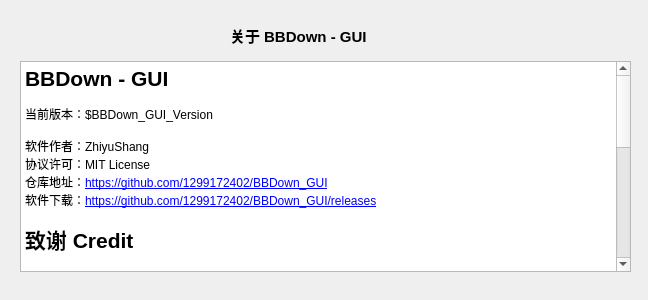
Qt form BBDown_GUI/UI/about.ui (1299172402/BBDown_GUI) before a commit.
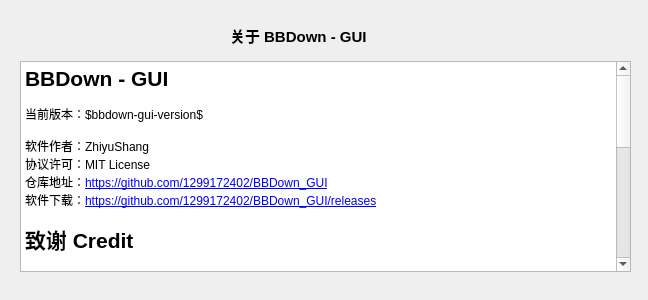
The same form after that commit.

Commit message: update: use variables to display version

Diff of the .ui file:
```diff
--- a/BBDown_GUI/UI/about.ui
+++ b/BBDown_GUI/UI/about.ui
@@ -29,7 +29,7 @@
 &lt;/style&gt;&lt;/head&gt;&lt;body style=&quot; font-family:'SimSun'; font-size:9pt; font-weight:400; font-style:normal;&quot;&gt;
 &lt;p style=&quot; margin-top:0px; margin-bottom:0px; margin-left:0px; margin-right:0px; -qt-block-indent:0; text-indent:0px;&quot;&gt;&lt;span style=&quot; font-size:16pt; font-weight:600;&quot;&gt;BBDown - GUI&lt;/span&gt;&lt;/p&gt;
 &lt;p style=&quot;-qt-paragraph-type:empty; margin-top:0px; margin-bottom:0px; margin-left:0px; margin-right:0px; -qt-block-indent:0; text-indent:0px;&quot;&gt;&lt;br /&gt;&lt;/p&gt;
-&lt;p style=&quot; margin-top:0px; margin-bottom:0px; margin-left:0px; margin-right:0px; -qt-block-indent:0; text-indent:0px;&quot;&gt;当前版本：$BBDown_GUI_Version&lt;/p&gt;
+&lt;p style=&quot; margin-top:0px; margin-bottom:0px; margin-left:0px; margin-right:0px; -qt-block-indent:0; text-indent:0px;&quot;&gt;当前版本：$bbdown-gui-version$&lt;/p&gt;
 &lt;p style=&quot;-qt-paragraph-type:empty; margin-top:0px; margin-bottom:0px; margin-left:0px; margin-right:0px; -qt-block-indent:0; text-indent:0px; font-weight:600;&quot;&gt;&lt;br /&gt;&lt;/p&gt;
 &lt;p style=&quot; margin-top:0px; margin-bottom:0px; margin-left:0px; margin-right:0px; -qt-block-indent:0; text-indent:0px;&quot;&gt;软件作者：ZhiyuShang&lt;/p&gt;
 &lt;p style=&quot; margin-top:0px; margin-bottom:0px; margin-left:0px; margin-right:0px; -qt-block-indent:0; text-indent:0px;&quot;&gt;协议许可：MIT License&lt;/p&gt;
@@ -42,19 +42,19 @@
 &lt;p style=&quot;-qt-paragraph-type:empty; margin-top:0px; margin-bottom:0px; margin-left:0px; margin-right:0px; -qt-block-indent:0; text-indent:0px;&quot;&gt;&lt;br /&gt;&lt;/p&gt;
 &lt;p style=&quot; margin-top:0px; margin-bottom:0px; margin-left:0px; margin-right:0px; -qt-block-indent:0; text-indent:0px;&quot;&gt;仓库地址：&lt;a href=&quot;https://github.com/nilaoda/BBDown&quot;&gt;&lt;span style=&quot; text-decoration: underline; color:#0000ff;&quot;&gt;https://github.com/nilaoda/BBDown&lt;/span&gt;&lt;/a&gt;&lt;/p&gt;
 &lt;p style=&quot; margin-top:0px; margin-bottom:0px; margin-left:0px; margin-right:0px; -qt-block-indent:0; text-indent:0px;&quot;&gt;许可协议：&lt;a href=&quot;https://github.com/nilaoda/BBDown/blob/master/LICENSE&quot;&gt;&lt;span style=&quot; text-decoration: underline; color:#0000ff;&quot;&gt;https://github.com/nilaoda/BBDown/blob/master/LICENSE&lt;/span&gt;&lt;/a&gt;&lt;/p&gt;
-&lt;p style=&quot; margin-top:0px; margin-bottom:0px; margin-left:0px; margin-right:0px; -qt-block-indent:0; text-indent:0px;&quot;&gt;软件版本：&lt;a href=&quot;$bbdown-version-url&quot;&gt;&lt;span style=&quot; text-decoration: underline; color:#0000ff;&quot;&gt;$bbdown-version&lt;/span&gt;&lt;/a&gt;&lt;/p&gt;
+&lt;p style=&quot; margin-top:0px; margin-bottom:0px; margin-left:0px; margin-right:0px; -qt-block-indent:0; text-indent:0px;&quot;&gt;软件版本：&lt;a href=&quot;$bbdown-version-url$&quot;&gt;&lt;span style=&quot; text-decoration: underline; color:#0000ff;&quot;&gt;$bbdown-version$&lt;/span&gt;&lt;/a&gt;&lt;/p&gt;
 &lt;p style=&quot;-qt-paragraph-type:empty; margin-top:0px; margin-bottom:0px; margin-left:0px; margin-right:0px; -qt-block-indent:0; text-indent:0px;&quot;&gt;&lt;br /&gt;&lt;/p&gt;
 &lt;p style=&quot; margin-top:0px; margin-bottom:0px; margin-left:0px; margin-right:0px; -qt-block-indent:0; text-indent:0px;&quot;&gt;&lt;span style=&quot; font-size:14pt; font-weight:600;&quot;&gt;aria2c&lt;/span&gt;&lt;/p&gt;
 &lt;p style=&quot;-qt-paragraph-type:empty; margin-top:0px; margin-bottom:0px; margin-left:0px; margin-right:0px; -qt-block-indent:0; text-indent:0px;&quot;&gt;&lt;br /&gt;&lt;/p&gt;
 &lt;p style=&quot; margin-top:0px; margin-bottom:0px; margin-left:0px; margin-right:0px; -qt-block-indent:0; text-indent:0px;&quot;&gt;仓库地址：&lt;a href=&quot;https://github.com/aria2/aria2&quot;&gt;&lt;span style=&quot; text-decoration: underline; color:#0000ff;&quot;&gt;https://github.com/aria2/aria2&lt;/span&gt;&lt;/a&gt;&lt;/p&gt;
 &lt;p style=&quot; margin-top:0px; margin-bottom:0px; margin-left:0px; margin-right:0px; -qt-block-indent:0; text-indent:0px;&quot;&gt;许可协议：&lt;a href=&quot;https://github.com/aria2/aria2/blob/master/COPYING&quot;&gt;&lt;span style=&quot; text-decoration: underline; color:#0000ff;&quot;&gt;https://github.com/aria2/aria2/blob/master/COPYING&lt;/span&gt;&lt;/a&gt;&lt;/p&gt;
-&lt;p style=&quot; margin-top:0px; margin-bottom:0px; margin-left:0px; margin-right:0px; -qt-block-indent:0; text-indent:0px;&quot;&gt;软件版本：&lt;a href=&quot;$aria2c-version-url&quot;&gt;&lt;span style=&quot; text-decoration: underline; color:#0000ff;&quot;&gt;$aria2c-version&lt;/span&gt;&lt;/a&gt;&lt;/p&gt;
+&lt;p style=&quot; margin-top:0px; margin-bottom:0px; margin-left:0px; margin-right:0px; -qt-block-indent:0; text-indent:0px;&quot;&gt;软件版本：&lt;a href=&quot;$aria2c-version-url$&quot;&gt;&lt;span style=&quot; text-decoration: underline; color:#0000ff;&quot;&gt;$aria2c-version$&lt;/span&gt;&lt;/a&gt;&lt;/p&gt;
 &lt;p style=&quot;-qt-paragraph-type:empty; margin-top:0px; margin-bottom:0px; margin-left:0px; margin-right:0px; -qt-block-indent:0; text-indent:0px;&quot;&gt;&lt;br /&gt;&lt;/p&gt;
 &lt;p style=&quot; margin-top:0px; margin-bottom:0px; margin-left:0px; margin-right:0px; -qt-block-indent:0; text-indent:0px;&quot;&gt;&lt;span style=&quot; font-size:14pt; font-weight:600;&quot;&gt;FFmpeg&lt;/span&gt;&lt;/p&gt;
 &lt;p style=&quot;-qt-paragraph-type:empty; margin-top:0px; margin-bottom:0px; margin-left:0px; margin-right:0px; -qt-block-indent:0; text-indent:0px; background-color:#ffffff;&quot;&gt;&lt;br /&gt;&lt;/p&gt;
 &lt;p style=&quot; margin-top:0px; margin-bottom:0px; margin-left:0px; margin-right:0px; -qt-block-indent:0; text-indent:0px; background-color:#ffffff;&quot;&gt;&lt;span style=&quot; background-color:#ffffff;&quot;&gt;仓库地址：&lt;/span&gt;&lt;a href=&quot;https://github.com/FFmpeg/FFmpeg&quot;&gt;&lt;span style=&quot; text-decoration: underline; color:#0000ff;&quot;&gt;https://github.com/FFmpeg/FFmpeg&lt;/span&gt;&lt;/a&gt;&lt;/p&gt;
 &lt;p style=&quot; margin-top:0px; margin-bottom:0px; margin-left:0px; margin-right:0px; -qt-block-indent:0; text-indent:0px; background-color:#ffffff;&quot;&gt;&lt;span style=&quot; background-color:#ffffff;&quot;&gt;许可协议：&lt;/span&gt;&lt;a href=&quot;https://github.com/FFmpeg/FFmpeg/blob/master/LICENSE.md&quot;&gt;&lt;span style=&quot; text-decoration: underline; color:#0000ff;&quot;&gt;https://github.com/FFmpeg/FFmpeg/blob/master/LICENSE.md&lt;/span&gt;&lt;/a&gt;&lt;/p&gt;
-&lt;p style=&quot; margin-top:0px; margin-bottom:0px; margin-left:0px; margin-right:0px; -qt-block-indent:0; text-indent:0px; background-color:#ffffff;&quot;&gt;&lt;span style=&quot; background-color:#ffffff;&quot;&gt;软件版本：&lt;/span&gt;&lt;a href=&quot;$ffmpeg-version-url&quot;&gt;&lt;span style=&quot; text-decoration: underline; color:#0000ff;&quot;&gt;$ffmpeg-version&lt;/span&gt;&lt;/a&gt;&lt;/p&gt;
+&lt;p style=&quot; margin-top:0px; margin-bottom:0px; margin-left:0px; margin-right:0px; -qt-block-indent:0; text-indent:0px; background-color:#ffffff;&quot;&gt;&lt;span style=&quot; background-color:#ffffff;&quot;&gt;软件版本：&lt;/span&gt;&lt;a href=&quot;$ffmpeg-version-url$&quot;&gt;&lt;span style=&quot; text-decoration: underline; color:#0000ff;&quot;&gt;$ffmpeg-version$&lt;/span&gt;&lt;/a&gt;&lt;/p&gt;
 &lt;p style=&quot;-qt-paragraph-type:empty; margin-top:0px; margin-bottom:0px; margin-left:0px; margin-right:0px; -qt-block-indent:0; text-indent:0px; text-decoration: underline; color:#0000ff; background-color:#ffffff;&quot;&gt;&lt;br /&gt;&lt;/p&gt;&lt;/body&gt;&lt;/html&gt;</string>
    </property>
    <property name="openExternalLinks">
```
The commit also changes 3 other files.
